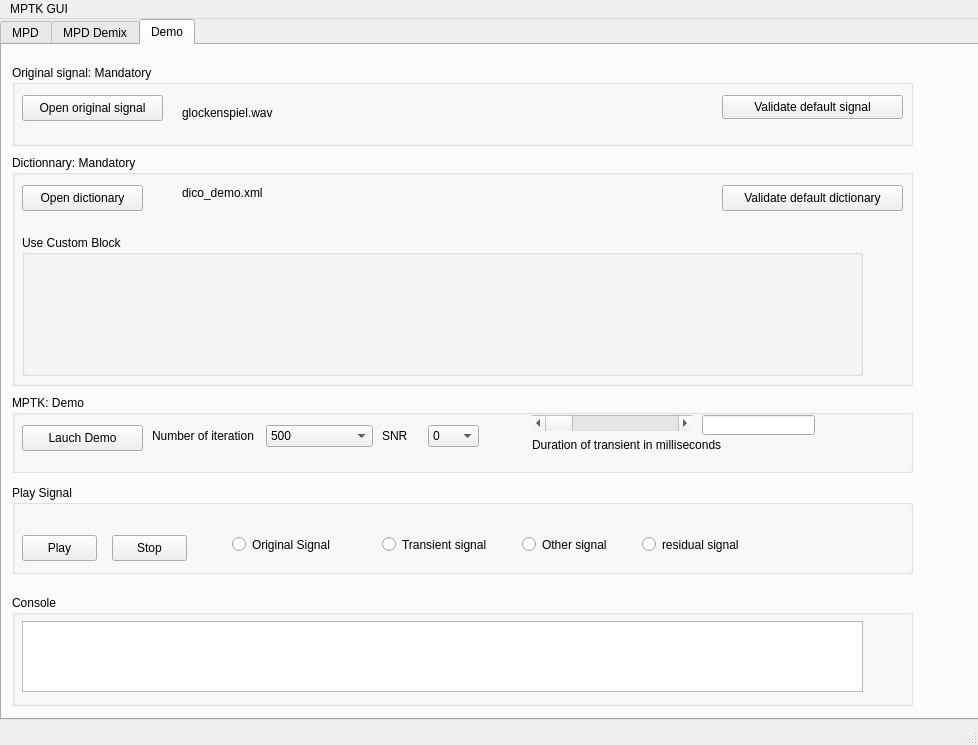
Old version of the form src/gui/Qt/presentation/MPTK_GUI_APP.ui in the repository ltfat/fastmpwithmultigabor.
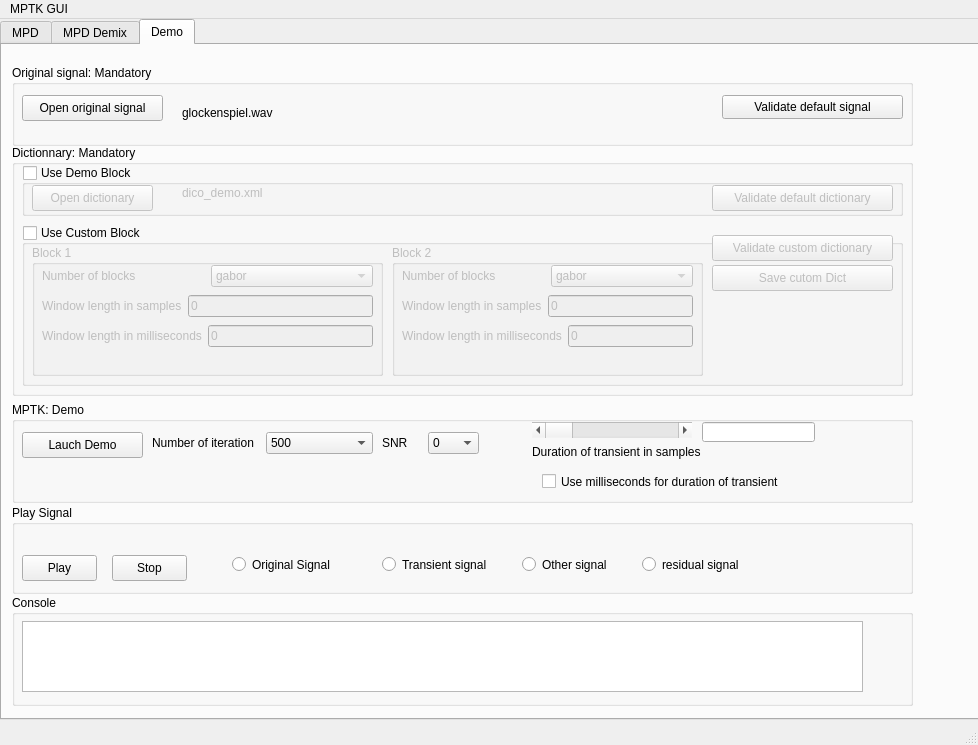
New version of the form. The open tabs and pages were chosen to show the change. Icons and pictures are not drawn.

Commit message: Modify Demo tab for GUI

What changed in the file:
```diff
--- a/src/gui/Qt/presentation/MPTK_GUI_APP.ui
+++ b/src/gui/Qt/presentation/MPTK_GUI_APP.ui
@@ -1921,19 +1921,292 @@
          <property name="geometry" >
           <rect>
            <x>10</x>
-           <y>110</y>
+           <y>100</y>
            <width>901</width>
-           <height>231</height>
+           <height>251</height>
           </rect>
          </property>
          <property name="title" >
           <string>Dictionnary: Mandatory</string>
          </property>
+         <widget class="QGroupBox" name="groupBox_19" >
+          <property name="geometry" >
+           <rect>
+            <x>10</x>
+            <y>80</y>
+            <width>881</width>
+            <height>161</height>
+           </rect>
+          </property>
+          <property name="title" >
+           <string>Use Custom Block</string>
+          </property>
+          <property name="checkable" >
+           <bool>true</bool>
+          </property>
+          <property name="checked" >
+           <bool>false</bool>
+          </property>
+          <widget class="QPushButton" name="btnValidateCustomDict" >
+           <property name="geometry" >
+            <rect>
+             <x>690</x>
+             <y>10</y>
+             <width>181</width>
+             <height>26</height>
+            </rect>
+           </property>
+           <property name="toolTip" >
+            <string>open</string>
+           </property>
+           <property name="text" >
+            <string>Validate custom dictionary</string>
+           </property>
+           <property name="icon" >
+            <iconset/>
+           </property>
+           <property name="checkable" >
+            <bool>false</bool>
+           </property>
+           <property name="flat" >
+            <bool>false</bool>
+           </property>
+          </widget>
+          <widget class="QGroupBox" name="groupBox_21" >
+           <property name="geometry" >
+            <rect>
+             <x>10</x>
+             <y>20</y>
+             <width>351</width>
+             <height>131</height>
+            </rect>
+           </property>
+           <property name="title" >
+            <string>Block 1</string>
+           </property>
+           <widget class="QWidget" name="layoutWidget_4" >
+            <property name="geometry" >
+             <rect>
+              <x>10</x>
+              <y>20</y>
+              <width>331</width>
+              <height>22</height>
+             </rect>
+            </property>
+            <layout class="QHBoxLayout" >
+             <item>
+              <widget class="QLabel" name="label_20" >
+               <property name="text" >
+                <string>Number of blocks</string>
+               </property>
+              </widget>
+             </item>
+             <item>
+              <widget class="QComboBox" name="comboBoxBlock1Type" >
+               <item>
+                <property name="text" >
+                 <string>gabor</string>
+                </property>
+               </item>
+              </widget>
+             </item>
+            </layout>
+           </widget>
+           <widget class="QWidget" name="layoutWidget_5" >
+            <property name="geometry" >
+             <rect>
+              <x>10</x>
+              <y>50</y>
+              <width>331</width>
+              <height>22</height>
+             </rect>
+            </property>
+            <layout class="QHBoxLayout" >
+             <item>
+              <widget class="QLabel" name="label_21" >
+               <property name="text" >
+                <string>Window length in samples</string>
+               </property>
+              </widget>
+             </item>
+             <item>
+              <widget class="QLineEdit" name="lineEditCustomBlock1WindowLen" >
+               <property name="text" >
+                <string>0</string>
+               </property>
+              </widget>
+             </item>
+            </layout>
+           </widget>
+           <widget class="QWidget" name="layoutWidget_6" >
+            <property name="geometry" >
+             <rect>
+              <x>10</x>
+              <y>80</y>
+              <width>331</width>
+              <height>22</height>
+             </rect>
+            </property>
+            <layout class="QHBoxLayout" >
+             <item>
+              <widget class="QLabel" name="label_22" >
+               <property name="text" >
+                <string>Window length in milliseconds</string>
+               </property>
+              </widget>
+             </item>
+             <item>
+              <widget class="QLineEdit" name="lineEditCustomBlock1WindowLenSec" >
+               <property name="text" >
+                <string>0</string>
+               </property>
+              </widget>
+             </item>
+            </layout>
+           </widget>
+          </widget>
+          <widget class="QPushButton" name="btnSaveCustomDict" >
+           <property name="geometry" >
+            <rect>
+             <x>690</x>
+             <y>40</y>
+             <width>181</width>
+             <height>26</height>
+            </rect>
+           </property>
+           <property name="toolTip" >
+            <string>open</string>
+           </property>
+           <property name="text" >
+            <string>Save cutom Dict</string>
+           </property>
+           <property name="icon" >
+            <iconset/>
+           </property>
+           <property name="checkable" >
+            <bool>false</bool>
+           </property>
+           <property name="flat" >
+            <bool>false</bool>
+           </property>
+          </widget>
+          <widget class="QGroupBox" name="groupBox_23" >
+           <property name="geometry" >
+            <rect>
+             <x>370</x>
+             <y>20</y>
+             <width>311</width>
+             <height>131</height>
+            </rect>
+           </property>
+           <property name="title" >
+            <string>Block 2</string>
+           </property>
+           <widget class="QWidget" name="layoutWidget_13" >
+            <property name="geometry" >
+             <rect>
+              <x>10</x>
+              <y>20</y>
+              <width>291</width>
+              <height>22</height>
+             </rect>
+            </property>
+            <layout class="QHBoxLayout" >
+             <item>
+              <widget class="QLabel" name="label_29" >
+               <property name="text" >
+                <string>Number of blocks</string>
+               </property>
+              </widget>
+             </item>
+             <item>
+              <widget class="QComboBox" name="comboBoxBlock2Type" >
+               <item>
+                <property name="text" >
+                 <string>gabor</string>
+                </property>
+               </item>
+              </widget>
+             </item>
+            </layout>
+           </widget>
+           <widget class="QWidget" name="layoutWidget_14" >
+            <property name="geometry" >
+             <rect>
+              <x>10</x>
+              <y>50</y>
+              <width>291</width>
+              <height>22</height>
+             </rect>
+            </property>
+            <layout class="QHBoxLayout" >
+             <item>
+              <widget class="QLabel" name="label_30" >
+               <property name="text" >
+                <string>Window length in samples</string>
+               </property>
+              </widget>
+             </item>
+             <item>
+              <widget class="QLineEdit" name="lineEditCustomBlock2WindowLen" >
+               <property name="text" >
+                <string>0</string>
+               </property>
+              </widget>
+             </item>
+            </layout>
+           </widget>
+           <widget class="QWidget" name="layoutWidget_15" >
+            <property name="geometry" >
+             <rect>
+              <x>10</x>
+              <y>80</y>
+              <width>291</width>
+              <height>22</height>
+             </rect>
+            </property>
+            <layout class="QHBoxLayout" >
+             <item>
+              <widget class="QLabel" name="label_31" >
+               <property name="text" >
+                <string>Window length in milliseconds</string>
+               </property>
+              </widget>
+             </item>
+             <item>
+              <widget class="QLineEdit" name="lineEditCustomBlock2WindowLenSec" >
+               <property name="text" >
+                <string>0</string>
+               </property>
+              </widget>
+             </item>
+            </layout>
+           </widget>
+          </widget>
+         </widget>
+         <widget class="QGroupBox" name="groupBox_22" >
+          <property name="geometry" >
+           <rect>
+            <x>10</x>
+            <y>20</y>
+            <width>881</width>
+            <height>51</height>
+           </rect>
+          </property>
+          <property name="title" >
+           <string>Use Demo Block</string>
+          </property>
+          <property name="checkable" >
+           <bool>true</bool>
+          </property>
+          <property name="checked" >
+           <bool>false</bool>
+          </property>
          <widget class="QPushButton" name="btnValidateDefautlDict" >
           <property name="geometry" >
            <rect>
-            <x>710</x>
-            <y>30</y>
+             <x>690</x>
+             <y>20</y>
             <width>181</width>
             <height>26</height>
            </rect>
@@ -1957,10 +2230,10 @@
          <widget class="QWidget" native="1" name="widget_10" >
           <property name="geometry" >
            <rect>
-            <x>160</x>
-            <y>20</y>
+             <x>150</x>
+             <y>10</y>
             <width>541</width>
-            <height>41</height>
+             <height>31</height>
            </rect>
           </property>
           <property name="autoFillBackground" >
@@ -1984,7 +2257,7 @@
           <property name="geometry" >
            <rect>
             <x>10</x>
-            <y>30</y>
+             <y>20</y>
             <width>121</width>
             <height>26</height>
            </rect>
@@ -2005,27 +2278,15 @@
            <bool>false</bool>
           </property>
          </widget>
-         <widget class="QGroupBox" name="groupBox_19" >
-          <property name="geometry" >
-           <rect>
-            <x>10</x>
-            <y>80</y>
-            <width>841</width>
-            <height>141</height>
-           </rect>
-          </property>
-          <property name="title" >
-           <string>Use Custom Block</string>
-          </property>
          </widget>
         </widget>
         <widget class="QGroupBox" name="groupBox_17" >
          <property name="geometry" >
           <rect>
            <x>10</x>
-           <y>350</y>
+           <y>357</y>
            <width>901</width>
-           <height>78</height>
+           <height>101</height>
           </rect>
          </property>
          <property name="title" >
@@ -2233,7 +2494,20 @@
            </rect>
           </property>
           <property name="text" >
-           <string>Duration of transient in milliseconds</string>
+           <string>Duration of transient in samples</string>
+          </property>
+         </widget>
+         <widget class="QCheckBox" name="checkBoxTransientUnit" >
+          <property name="geometry" >
+           <rect>
+            <x>530</x>
+            <y>70</y>
+            <width>241</width>
+            <height>19</height>
+           </rect>
+          </property>
+          <property name="text" >
+           <string>Use milliseconds for duration of transient</string>
           </property>
          </widget>
         </widget>
@@ -2241,7 +2515,7 @@
          <property name="geometry" >
           <rect>
            <x>10</x>
-           <y>440</y>
+           <y>460</y>
            <width>901</width>
            <height>89</height>
           </rect>
```
Lines whose indentation alone changed are shown as unchanged. The commit also changes 9 other files.
